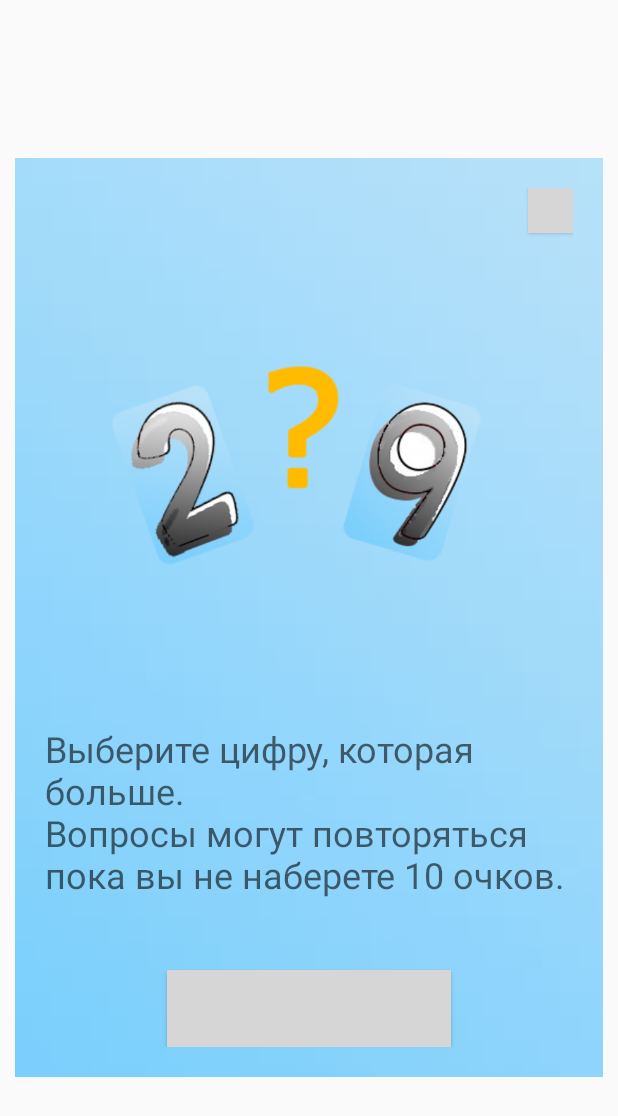
After one commit to rodionGra/Proekt_Quiz_Game, an Android app: the layout preview_dialog.xml on its own in the app's theme, with its tools: preview values and no code run, on a phone screen of 412 x 824 dp. The commit adds this screen. Shown: the top 1116 px of the screen. Run offline under Robolectric (Android 15) with nearby library versions, the phone set to English and light mode, and no system bars; grey boxes are pictures that could not be loaded.

Commit message:
Dialog is done

```diff
--- a/app/src/main/java/space/quiz/Level1.java
+++ b/app/src/main/java/space/quiz/Level1.java
@@ -1,12 +1,22 @@
 package space.quiz;
 
+import android.app.Dialog;
+import android.content.Intent;
+import android.graphics.Color;
+import android.graphics.drawable.ColorDrawable;
 import android.support.v7.app.AppCompatActivity;
 import android.os.Bundle;
+import android.view.View;
 import android.view.Window;
 import android.view.WindowManager;
+import android.widget.AdapterView;
+import android.widget.Button;
 import android.widget.ImageView;
+import android.widget.TextView;
 
 public class Level1 extends AppCompatActivity {
+
+    Dialog dialog;
 
     @Override
     protected void onCreate(Bundle savedInstanceState) {
@@ -19,7 +29,50 @@ public class Level1 extends AppCompatActivity {
         final ImageView img_right = findViewById(R.id.img_right);
         img_right.setClipToOutline(true);
 
+        //убрать верхнюю полосу
         Window w = getWindow();
         w.setFlags(WindowManager.LayoutParams.FLAG_FULLSCREEN, WindowManager.LayoutParams.FLAG_FULLSCREEN);
+
+        //вызов диалогового окна в начале игры
+        dialog = new Dialog(this);
+        dialog.requestWindowFeature(Window.FEATURE_NO_TITLE);   //убрать заголовок
+        dialog.setContentView(R.layout.preview_dialog);
+        dialog.getWindow().setBackgroundDrawable(new ColorDrawable(Color.TRANSPARENT)); //прозрачный фон диалогового окна
+        dialog.setCancelable(false);    //окно нельзя закрыть кнопкой "назад"
+        dialog.show();
+
     }
+
+     public void closeDialog(View view){
+        try{
+            Intent intent = new Intent(Level1.this, GameLevels.class);
+            startActivity(intent);
+            finish();
+        }catch (Exception e){
+
+        }
+        dialog.dismiss();   //закрыть диалоговое окно
+    }
+
+    public void continueGame(View view){
+        dialog.dismiss(); //закрыть диалоговое окно
+    }
+
 }
+
+
+
+
+/*btnClose.setOnClickListener(new View.OnClickListener() {
+@Override
+public void onClick(View view) {
+        try{
+        //Intent intent = new Intent(Level1.this, GameLevels.class);
+        //startActivity(intent);
+        //finish();
+        }catch (Exception e){
+
+        }
+        //dialog.dismiss();   //закрыть диалоговое окно
+        }
+        });*/
--- /dev/null
+++ b/app/src/main/res/layout/preview_dialog.xml
@@ -0,0 +1,67 @@
+<?xml version="1.0" encoding="utf-8"?>
+<LinearLayout xmlns:android="http://schemas.android.com/apk/res/android"
+    android:orientation="vertical"
+    android:layout_width="wrap_content"
+    android:layout_height="wrap_content"
+    android:id="@+id/dialogFon"
+    android:background="@drawable/previewbackgroundone"
+    android:layout_gravity="center"
+    android:scaleType="centerCrop"
+    android:layout_margin="10dp">
+
+    <LinearLayout
+        android:layout_width="match_parent"
+        android:layout_height="wrap_content"
+        android:orientation="vertical"
+        android:padding="20dp"
+        android:gravity="center">
+
+        <Button
+            android:id="@+id/btn_close"
+            android:layout_width="30dp"
+            android:layout_height="30dp"
+            android:text="X"
+            android:textStyle="bold"
+            android:gravity="center"
+            android:background="@drawable/button_stroke_black95_press_white"
+            android:layout_gravity="end"
+            android:onClick="closeDialog"
+            />
+        <ImageView
+            android:id="@+id/preview_img"
+            android:layout_width="match_parent"
+            android:layout_height="0dp"
+            android:src="@drawable/preiewimgone"
+            android:layout_weight="60"
+            android:layout_marginTop="10dp"
+            />
+        <TextView
+            android:id="@+id/text_description"
+            android:layout_width="wrap_content"
+            android:layout_height="0dp"
+            android:layout_weight="30"
+            android:text="@string/level_one"
+            android:textColor="@color/black95"
+            android:textSize="24sp"
+            android:layout_marginTop="10dp"
+            />
+        <Button
+            android:id="@+id/btn_continue"
+            android:layout_width="wrap_content"
+            android:layout_height="0dp"
+            android:layout_weight="10"
+            android:background="@drawable/button_stroke_black95_press_white"
+            android:text="@string/text_continue"
+            android:textColor="@color/black95"
+            android:paddingLeft="10dp"
+            android:paddingRight="10dp"
+            android:textAllCaps="true"
+            android:textSize="24sp"
+            android:layout_marginTop="10dp"
+            android:onClick="continueGame"
+            />
+
+
+    </LinearLayout>
+
+</LinearLayout>
--- /dev/null
+++ b/app/src/main/res/values/description_levels.xml
@@ -0,0 +1,4 @@
+<?xml version="1.0" encoding="utf-8"?>
+<resources>
+    <string name="level_one">Выберите цифру, которая больше.\nВопросы могут повторяться пока вы не наберете 10 очков.</string>
+</resources>
--- a/app/src/main/res/values/strings.xml
+++ b/app/src/main/res/values/strings.xml
@@ -3,4 +3,5 @@
     <string name="start">Начать</string>
     <string name="back">" Назад"</string>
     <string name="level">Уровень:</string>
+    <string name="text_continue">Продолжить</string>
 </resources>
```
Also changed, not shown: app/src/main/res/drawable/preiewimgone.png (added), app/src/main/res/drawable/previewbackgroundone.jpg (added).
